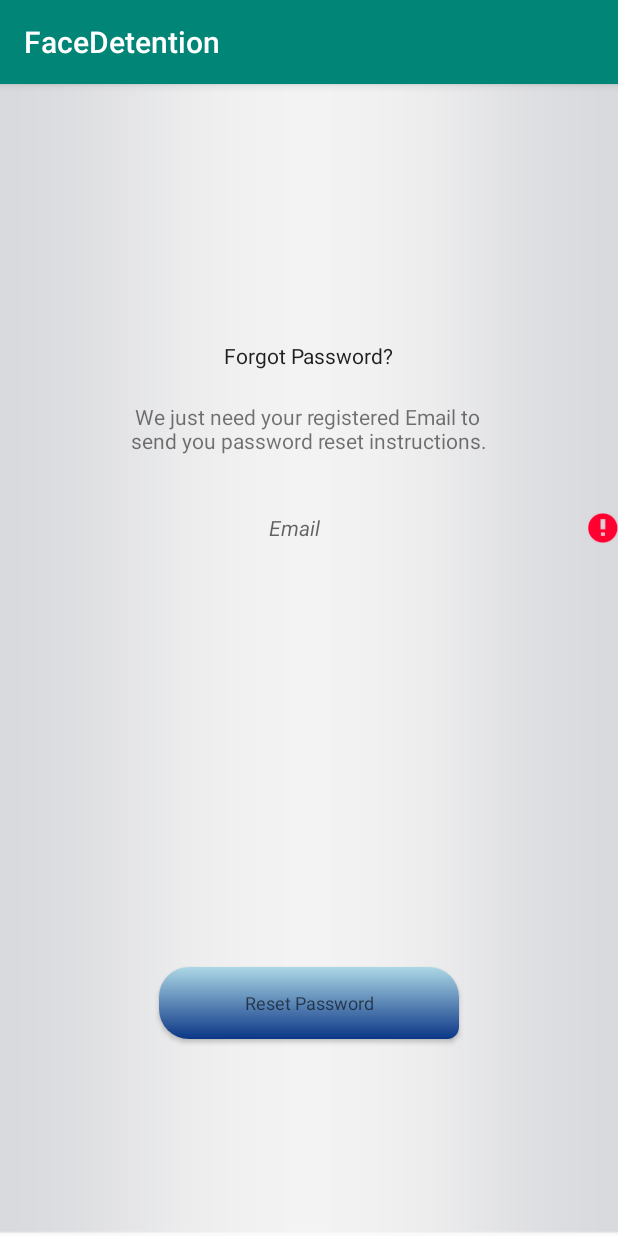
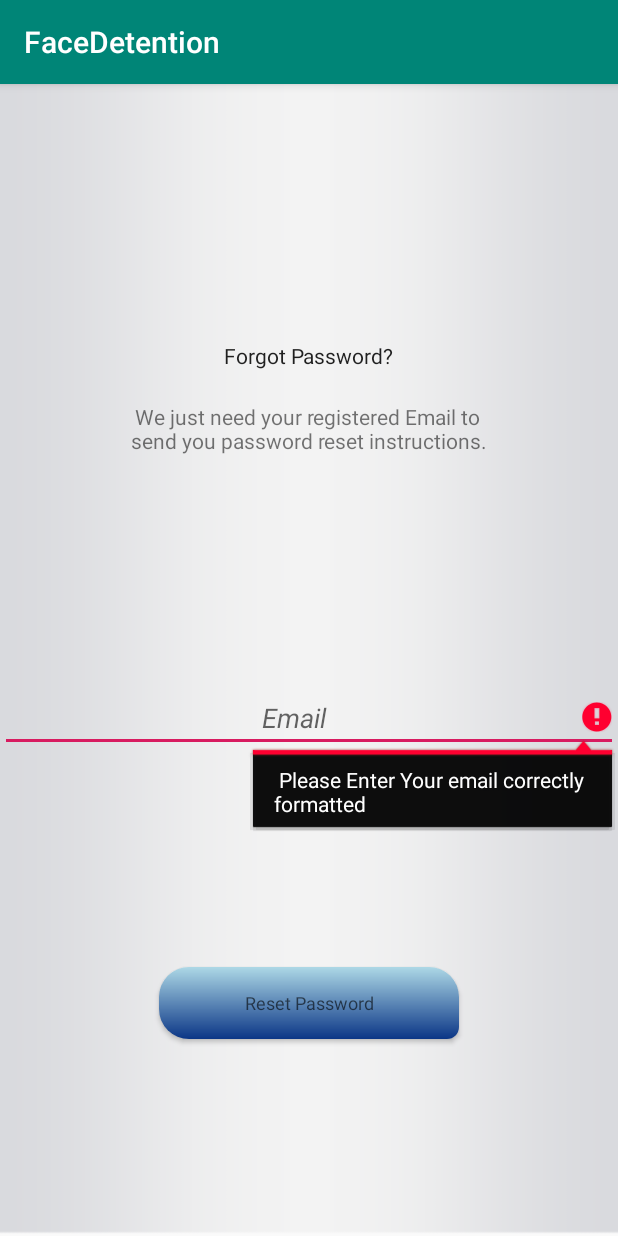
Before and after one commit to NourTadros/FaceDetection2, an Android app: the ResetPassword screen opened directly, with no data from a screen before it, after a tap on "Reset Password", on a phone screen of 412 x 824 dp. Run offline under Robolectric (Android 15) with nearby library versions, the phone set to English and light mode, and no system bars; our stand-ins replace Firebase (no records; nobody signed in at launch, a user with empty details on screens opened directly); libraries missing offline, so code that uses them is left out: com.facebook.

Commit message:
Reset Password and Login Acrivity Bugs Fixed

```diff
--- a/app/src/main/java/com/example/katy/facedetention/MenuActivity.java
+++ b/app/src/main/java/com/example/katy/facedetention/MenuActivity.java
@@ -37,6 +37,8 @@ import com.google.android.gms.vision.Frame;
 import com.google.android.gms.vision.face.Face;
 import com.google.android.gms.vision.face.FaceDetector;
 import com.google.firebase.auth.FirebaseAuth;
+
+import static com.facebook.FacebookSdk.getApplicationContext;
 
 public class MenuActivity extends AppCompatActivity
         implements NavigationView.OnNavigationItemSelectedListener,FragmentChangeListener {
@@ -144,10 +146,7 @@ public class MenuActivity extends AppCompatActivity
 
         } else if (id == R.id.nav_logout) {
             getApplicationContext().getSharedPreferences("automaticlogin",0).edit().clear().apply();
-
-
             FirebaseAuth.getInstance().signOut();
-            //LoginManager.getInstance().logOut();
 
             Intent i = new Intent(MenuActivity.this, LoginActivity.class);
             startActivity(i);
--- a/app/src/main/java/com/example/katy/facedetention/ResetPassword.java
+++ b/app/src/main/java/com/example/katy/facedetention/ResetPassword.java
@@ -15,32 +15,50 @@ import com.google.android.gms.tasks.Task;
 import com.google.firebase.auth.FirebaseAuth;
 
 public class ResetPassword extends AppCompatActivity {
-    TextView emailFld;
+    TextView emailLbl;
     Button resetPasswordBtn;
+    EditText emailFld;
     @Override
     protected void onCreate(Bundle savedInstanceState) {
         super.onCreate(savedInstanceState);
         setContentView(R.layout.activity_reset_password);
-        emailFld =  findViewById(R.id.EmailID);
-        emailFld.setText(FirebaseAuth.getInstance().getCurrentUser().getEmail());
+
+        emailFld = findViewById(R.id.EmailFieldET);
+
+        emailLbl =  findViewById(R.id.EmailID);
+
         resetPasswordBtn =  findViewById(R.id.button3);
+
+        initializeActivity();
+
         resetPasswordBtn.setOnClickListener(new View.OnClickListener() {
             @Override
             public void onClick(View view) {
-                boolean valid = true;
 
-                if (emailFld.getText().toString().isEmpty()) {
-                    emailFld.setError(("Empty! Please Enter Your emailFld"));
-                    if (!emailFld.getText().toString().matches("[a-zA-Z0-9._-]+@[a-z]+.[a-z]+")) {
-                        emailFld.setError((" Please Enter Your emailFld"));
+                if (UtilitiesHelper.getUsername(getBaseContext()).isEmpty()){
+                    emailLbl.setVisibility(View.GONE);
+                    if (emailFld.getText().toString().isEmpty()) {
+                        //signed in
+                        emailFld.setError(("Empty! Please Enter Your emailLbl"));
+                        if (!emailFld.getText().toString().matches("[a-zA-Z0-9._-]+@[a-z]+.[a-z]+")) {
+                            emailFld.setError((" Please Enter Your email correctly formatted"));
+                        }
+                    } else {
 
+                        resetPassword(emailFld.getText().toString());
+                        Intent i = new Intent(ResetPassword.this,LoginActivity.class);
+                        startActivity(i);
+                        finish();
                     }
-                } else {
-                    resetPassword(emailFld.getText().toString());
+                }else{
+                    //signed in
+                    emailFld.setVisibility(View.GONE);
+                    emailLbl.setText(FirebaseAuth.getInstance().getCurrentUser().getEmail());
+                    resetPassword(emailLbl.getText().toString());
+                    UtilitiesHelper.logout();
                     Intent i = new Intent(ResetPassword.this,LoginActivity.class);
                     startActivity(i);
                     finish();
-
                 }
             }
         });
@@ -52,15 +70,24 @@ public class ResetPassword extends AppCompatActivity {
                     @Override
                     public void onComplete(@NonNull Task<Void> task) {
                         if (task.isSuccessful()) {
-                            Log.d("Reset Password", "emailFld sent.");
+                            Log.d("Reset Password", "emailLbl sent.");
                             UtilitiesHelper.showToast(getBaseContext(), "Please check your email");
                         }else{
                             Log.d("Reset Password", task.getException().getMessage());
                             UtilitiesHelper.showToast(getBaseContext(), task.getException().getMessage());
-
                         }
                     }
                 });
     }
 
+    public void initializeActivity(){
+        if (UtilitiesHelper.getUsername(getBaseContext()).isEmpty()){
+            emailLbl.setVisibility(View.GONE);
+        }else{
+            //signed in
+            emailFld.setVisibility(View.GONE);
+            emailLbl.setText(FirebaseAuth.getInstance().getCurrentUser().getEmail());
+        }
+    }
+
 }
--- a/app/src/main/res/layout/activity_login.xml
+++ b/app/src/main/res/layout/activity_login.xml
@@ -36,7 +36,7 @@
         android:layout_marginBottom="55dp"
         android:background="@drawable/layoutborder"
         android:orientation="vertical"
-        app:layout_constraintBottom_toBottomOf="@+id/resetPassBtn"
+        app:layout_constraintBottom_toBottomOf="@+id/resetPasswordBtn"
         app:layout_constraintEnd_toEndOf="parent"
         app:layout_constraintStart_toStartOf="parent"
         app:layout_constraintTop_toBottomOf="@+id/textView23">
@@ -75,7 +75,7 @@
         android:text="LOGIN"
         app:layout_constraintEnd_toEndOf="parent"
         app:layout_constraintStart_toStartOf="parent"
-        app:layout_constraintTop_toBottomOf="@+id/resetPassBtn" />
+        app:layout_constraintTop_toBottomOf="@+id/resetPasswordBtn" />
 
 
     <TextView
@@ -145,7 +145,7 @@
 
 
     <Button
-        android:id="@+id/resetPassBtn"
+        android:id="@+id/resetPasswordBtn"
         android:layout_width="wrap_content"
         android:layout_height="wrap_content"
         android:layout_marginEnd="16dp"
--- a/app/src/main/res/layout/activity_reset_password.xml
+++ b/app/src/main/res/layout/activity_reset_password.xml
@@ -28,6 +28,20 @@
         android:gravity="center"
         android:text="We just need your registered Email to \nsend you password reset instructions." />
 
+    <EditText
+        android:id="@+id/EmailFieldET"
+        android:layout_width="match_parent"
+        android:layout_height="wrap_content"
+        android:layout_alignParentStart="true"
+        android:layout_alignParentTop="true"
+        android:layout_marginStart="0dp"
+        android:layout_marginTop="400dp"
+        android:textAlignment="center"
+        android:hint="Email"
+        android:textStyle="italic"
+        android:layout_alignParentLeft="true"
+        android:layout_marginLeft="0dp"/>
+
     <TextView
         android:id="@+id/EmailID"
         android:layout_width="match_parent"
```
Also changed, not shown: app/src/main/java/com/example/katy/facedetention/LoginActivity.java (+21 -8 lines), app/src/main/java/com/example/katy/facedetention/UtilitiesHelper.java (+7 -0 lines).
